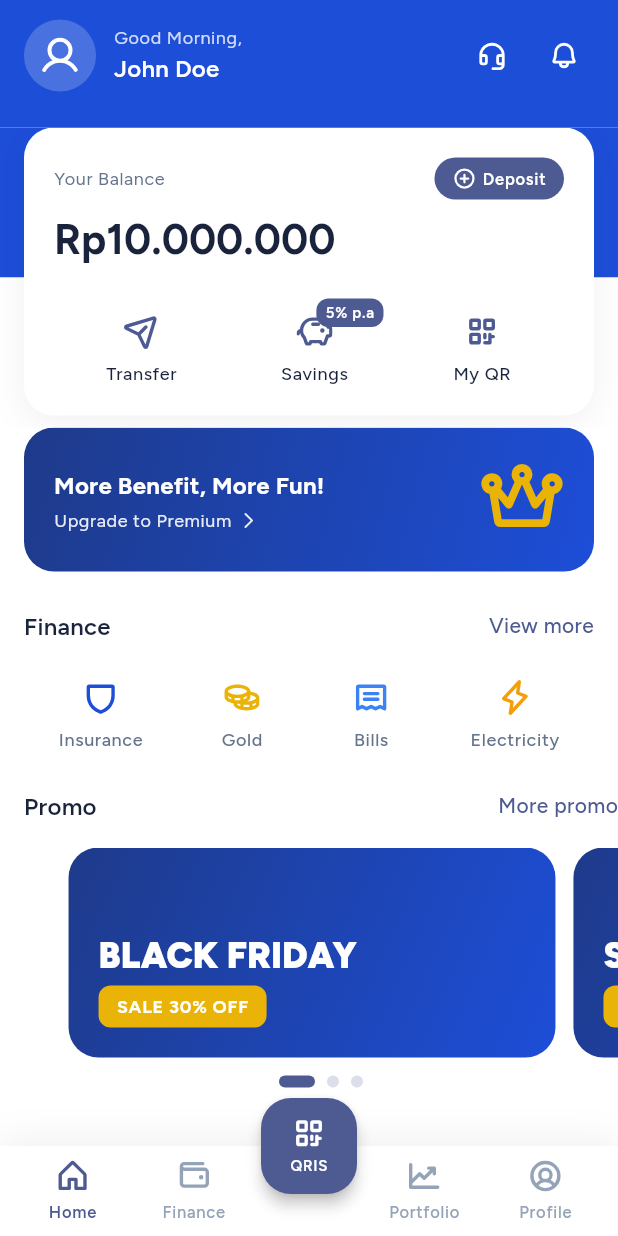
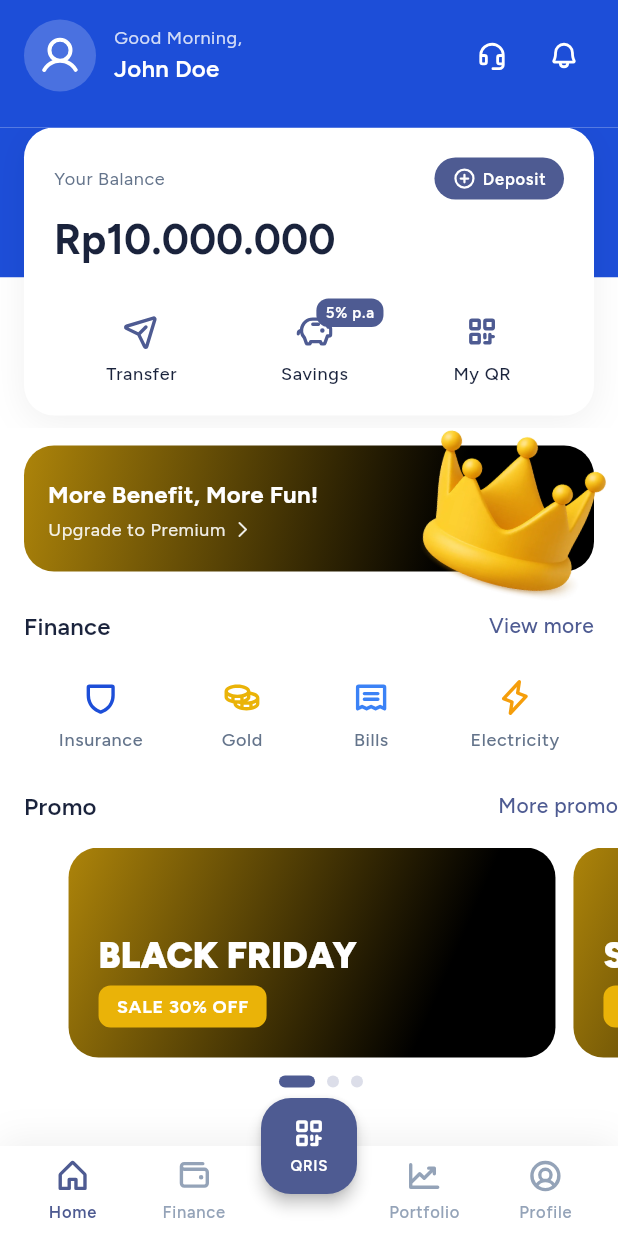
Before and after one commit to hugoradiawan/bank-proj-demo, a Flutter app: the screen it shows after launch, on a phone screen of 412 x 824 dp. Run offline on Flutter 3.47's test engine with Material 3 defaults, Android fonts, the phone set to English and light mode, and no system bars; our stand-ins replace flutter_bloc, freezed_annotation, google_fonts, phosphor_flutter.

Commit message:
feat: Update padding and layout adjustments in HomePage and PromoBanner components (main)
- Modified the padding in the SliverPadding widget of HomePage to include a top padding of 12, enhancing the visual spacing and layout consistency.
- Refactored the PromoBanner widget by consolidating the constructor parameters into a single line for improved readability.
- Adjusted the padding of the PromoBanner's container to use symmetric vertical and horizontal padding, optimizing the layout for better visual appeal.
- Replaced the PhosphorIcon with a transformed Image.asset of a crown, providing a more visually engaging representation while maintaining the overall design integrity.

```diff
--- a/app/lib/features/home/home_page.dart
+++ b/app/lib/features/home/home_page.dart
@@ -39,7 +39,7 @@ class HomePage extends StatelessWidget {
         ),
       ),
       SliverPadding(
-        padding: const EdgeInsets.only(bottom: 24),
+        padding: const EdgeInsets.only(bottom: 24, top: 12),
         sliver: SliverToBoxAdapter(
           child: Container(
             color: Colors.transparent,
--- a/app/lib/shared/widgets/promo_banner.dart
+++ b/app/lib/shared/widgets/promo_banner.dart
@@ -3,10 +3,7 @@ import 'package:flutter/material.dart';
 import 'package:phosphor_flutter/phosphor_flutter.dart';
 
 class PromoBanner extends StatelessWidget {
-  const PromoBanner({
-    this.onTap,
-    super.key,
-  });
+  const PromoBanner({this.onTap, super.key});
 
   final VoidCallback? onTap;
 
@@ -19,7 +16,7 @@ class PromoBanner extends StatelessWidget {
       onTap: onTap,
       child: Container(
         margin: const EdgeInsets.symmetric(horizontal: 16),
-        padding: const EdgeInsets.all(20),
+        padding: const EdgeInsets.symmetric(vertical: 2, horizontal: 16),
         decoration: BoxDecoration(
           gradient: colors.premiumGradient,
           borderRadius: BorderRadius.circular(20),
@@ -57,7 +54,18 @@ class PromoBanner extends StatelessWidget {
                 ],
               ),
             ),
-            PhosphorIcon(PhosphorIconsBold.crown, color: colors.gold, size: 56),
+            Transform(
+              transform: Matrix4.identity()
+                ..rotateZ(0.28)
+                ..scaleByDouble(2.1, 2.1, 1, 1),
+              alignment: Alignment.center,
+              child: Image.asset(
+                'assets/images/crown.webp',
+                width: 80,
+                height: 80,
+                fit: BoxFit.contain,
+              ),
+            ),
           ],
         ),
       ),
--- a/core/lib/src/theme/app_colors.dart
+++ b/core/lib/src/theme/app_colors.dart
@@ -37,7 +37,6 @@ abstract class AppColors {
   Color get premium;
 
   // Gradients
-  LinearGradient get primaryGradient;
   LinearGradient get premiumGradient;
 }
 
@@ -101,17 +100,17 @@ class LightColors implements AppColors {
   Color get premium => const Color(0xFFD97706);
 
   // Gradients
-  @override
-  LinearGradient get primaryGradient => const LinearGradient(
-    begin: Alignment.topLeft,
-    end: Alignment.bottomRight,
-    colors: <Color>[Color(0xFF1D4ED8), Color(0xFF3B82F6)],
-  );
 
   @override
   LinearGradient get premiumGradient => const LinearGradient(
     begin: Alignment.topLeft,
     end: Alignment.bottomRight,
-    colors: <Color>[Color(0xFF1E3A8A), Color(0xFF1D4ED8)],
+    stops: <double>[0, .75, .9, 1],
+    colors: <Color>[
+      Color.fromARGB(255, 173, 132, 10),
+      Color(0xFF000000),
+      Color(0xFF000000),
+      Color(0xFF000000),
+    ],
   );
 }
```
